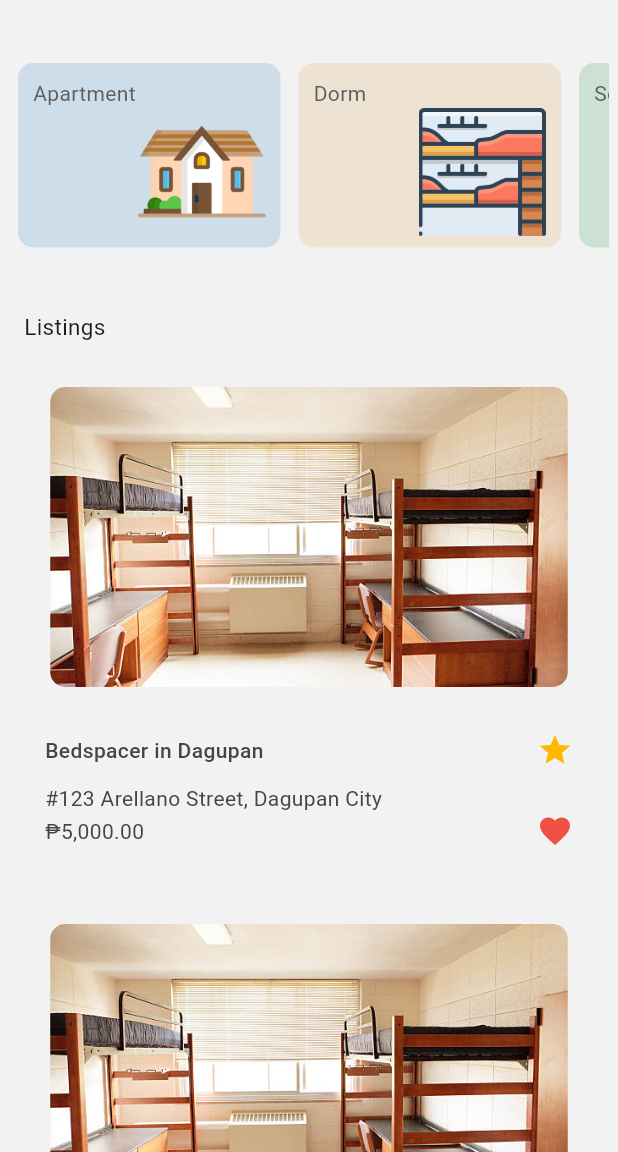
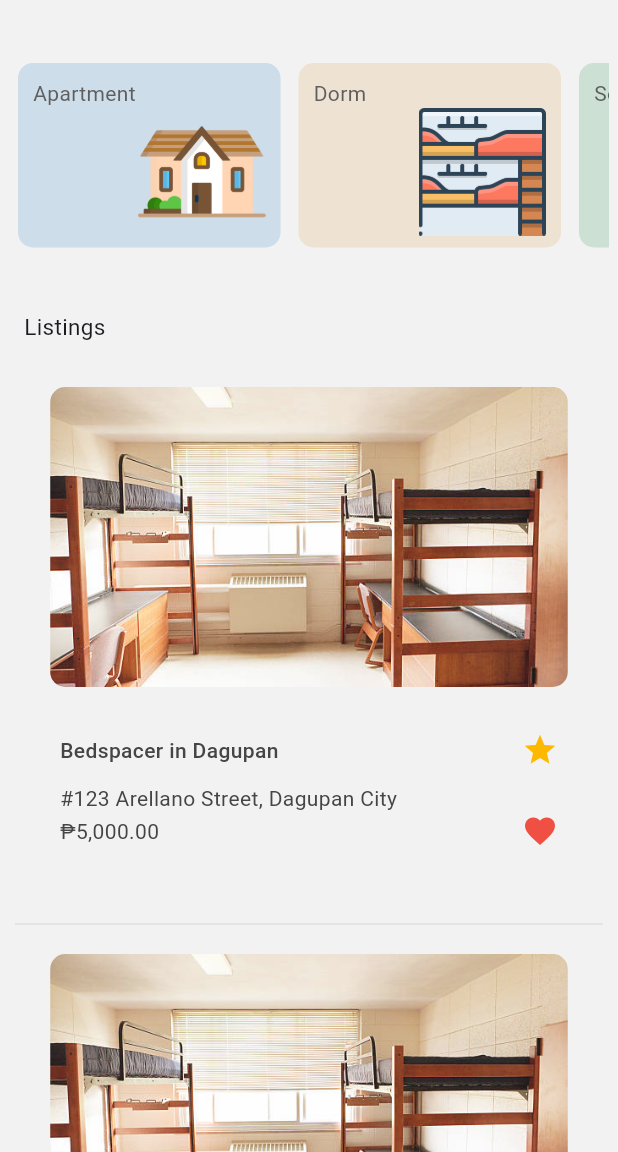
Before and after one commit to Swa-ne/UniLodge, a Flutter app: the Home screen opened by its route, on a phone screen of 412 x 824 dp, the part 84-1236 px from its top. Run offline on Flutter 3.47's test engine with Material 3 defaults, Android fonts, the light colour scheme and no system bars; our stand-ins replace go_router.

Commit message:
added a divider between each listing cards

```diff
--- a/unilodge/lib/presentation/home/pages/home.dart
+++ b/unilodge/lib/presentation/home/pages/home.dart
@@ -57,11 +57,8 @@ class _HomeState extends State<Home> {
         ],
       ),
       body: SingleChildScrollView(
-        // --------- dorms, apartment, solo room, bedspacer cards ---------
-
         child: Column(
-          crossAxisAlignment:
-              CrossAxisAlignment.start, // Aligns children to the left
+          crossAxisAlignment: CrossAxisAlignment.start,
           children: [
             const SizedBox(height: 30),
             Padding(
@@ -109,21 +106,32 @@ class _HomeState extends State<Home> {
               ),
             ),
             const SizedBox(height: 20),
+
+            // ListView with Dividers
+            Container(
+              padding: const EdgeInsets.symmetric(horizontal: 10.0),
+              child: Column(
+                children: [
                   ListingCards(
                       imageUrl: "",
                       title: "Bedspacer in Dagupan",
                       address: "#123 Arellano Street, Dagupan City",
                       price: "₱5,000.00"),
+                  const Divider(height: 20, color: Color.fromARGB(255, 223, 223, 223)),
                   ListingCards(
                       imageUrl: "",
                       title: "Solo room in Dagupan",
                       address: "#75 Amado Street, Dagupan City",
                       price: "₱5,000.00"),
+                  const Divider(
+                      height: 20, color: Color.fromARGB(255, 223, 223, 223)),
                   ListingCards(
                       imageUrl: "",
                       title: "Bedspacer in Dagupan",
                       address: "#123 Arellano Street, Dagupan City",
                       price: "₱5,000.00"),
+                  const Divider(
+                      height: 20, color: Color.fromARGB(255, 223, 223, 223)),
                   ListingCards(
                       imageUrl: "",
                       title: "Bedspacer in Dagupan",
@@ -132,6 +140,10 @@ class _HomeState extends State<Home> {
                 ],
               ),
             ),
+          ],
+        ),
+      ),
+
     );
   }
 }
--- a/unilodge/lib/presentation/home/widgets/listingCards.dart
+++ b/unilodge/lib/presentation/home/widgets/listingCards.dart
@@ -29,11 +29,14 @@ class _ListingCardsState extends State<ListingCards> {
             Center(
               child: ClipRRect(
                 borderRadius: BorderRadius.circular(10),
-                child: Image.asset(
-                  AppImages.dorm1,
-                  width: 345,
-                  height: 200,
-                  fit: BoxFit.cover,
+                child: Opacity(
+                  opacity: 0.9,
+                  child: Image.asset(
+                    AppImages.dorm1,
+                    width: 345,
+                    height: 200,
+                    fit: BoxFit.cover,
+                  ),
                 ),
               ),
             ),
```
Lines whose indentation alone changed are shown as unchanged.
